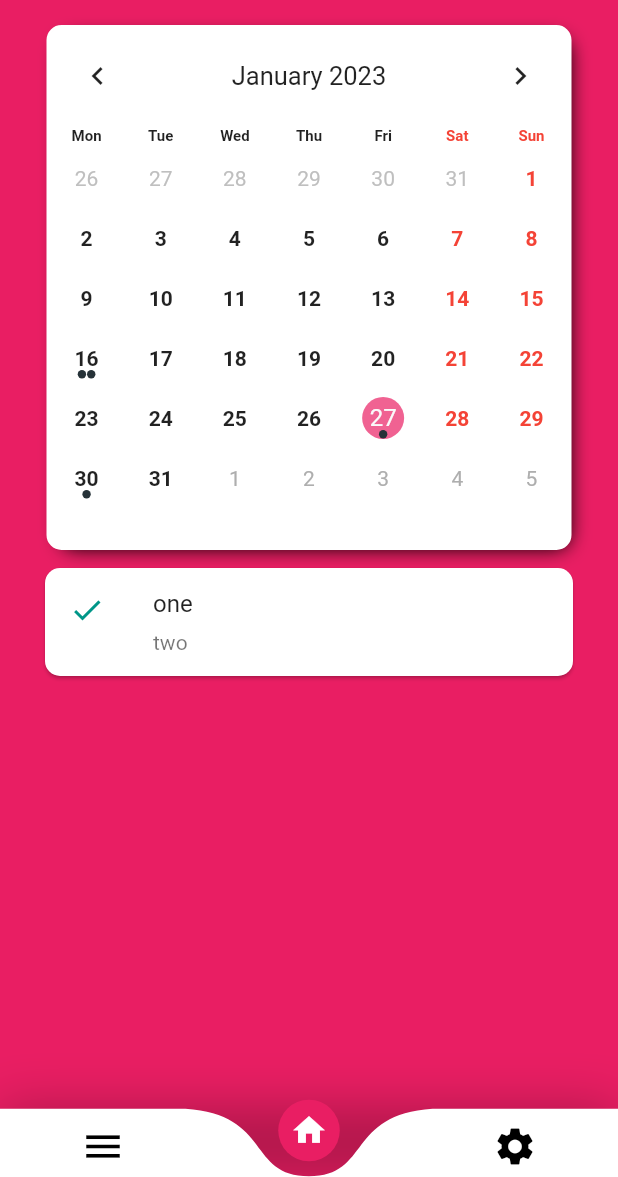
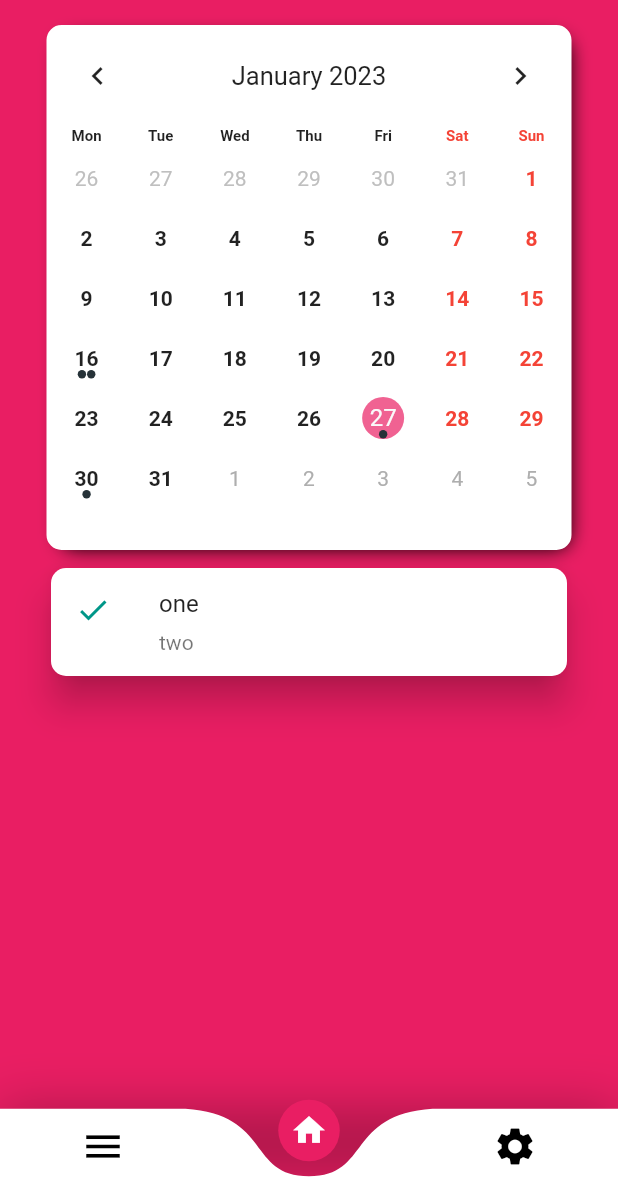
Before and after one commit to Addy2004/RemindMe, a Flutter app: the screen it shows after launch, on a phone screen of 412 x 824 dp, the part 59-1236 px from its top. Run offline on Flutter 3.47's test engine with Material 2 defaults, Android fonts, the phone set to English and light mode, and no system bars; drawn by our look-alikes of table_calendar.

Commit message:
potential bug hotfix #2

```diff
--- a/lib/screens/home_screen.dart
+++ b/lib/screens/home_screen.dart
@@ -97,12 +97,14 @@ class _EventCalendarScreenState extends State<EventCalendarScreen> {
         title: const Text('RemindMe'),
       ),
       body: Center(
+        child: Padding(
+          padding: const EdgeInsets.only(left: 30, right: 30),
           child: Column(
             children: [
               Container(
                 height: 350,
                 width: 350,
-              margin: const EdgeInsets.only(left:20, right: 20, bottom: 8),
+                margin: const EdgeInsets.only(bottom: 8),
                 decoration: BoxDecoration(
                   color: Colors.white,
                   border: Border.all(width: 2, color: Colors.white),
@@ -117,8 +119,6 @@ class _EventCalendarScreenState extends State<EventCalendarScreen> {
                     ),
                   ],
                 ),
-              child: Padding(
-                padding: const EdgeInsets.only(bottom: 8.0),
                 child: TableCalendar(
                   focusedDay: _focusedDay,
                   firstDay: DateTime(2023),
@@ -177,13 +177,13 @@ class _EventCalendarScreenState extends State<EventCalendarScreen> {
                   eventLoader: _listOfDayEvents,
                 ),
               ),
-            ),
 
               //displaying added events below calendar
               ..._listOfDayEvents(_selectedDate!).map(
                 (myEvents) => SizedBox(
                   width: 360,
                   child: Card(
+                    elevation: 10.0,
                     shape: const RoundedRectangleBorder(
                       borderRadius: BorderRadius.all(Radius.circular(10)),
                     ),
@@ -206,6 +206,7 @@ class _EventCalendarScreenState extends State<EventCalendarScreen> {
             ],
           ),
         ),
+      ),
     );
   }
 }
```
Lines whose indentation alone changed are shown as unchanged.
